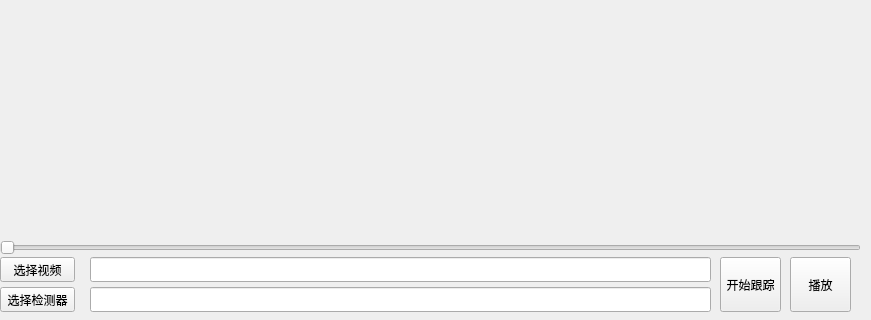
wshuo97/PyQt5Video, file BaseWindow.ui: the form before one commit; both pictures show x 0 to 871 and y 192 to 512 of the 871 by 512 pixel window.
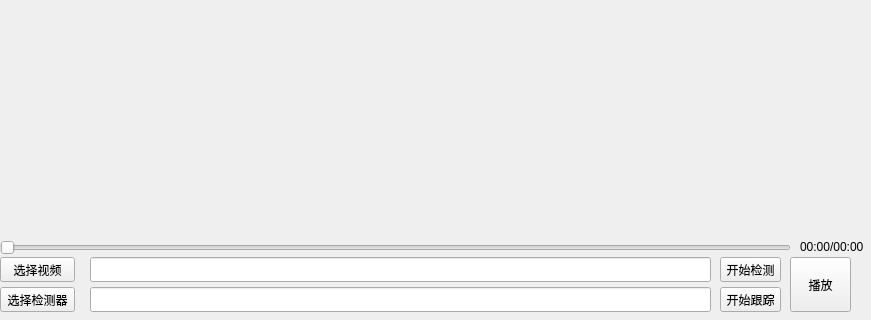
The form after the commit.

Patch:
```diff
--- a/BaseWindow.ui
+++ b/BaseWindow.ui
@@ -67,9 +67,9 @@
     <property name="geometry">
      <rect>
       <x>720</x>
-      <y>430</y>
+      <y>460</y>
       <width>61</width>
-      <height>55</height>
+      <height>25</height>
      </rect>
     </property>
     <property name="text">
@@ -91,7 +91,7 @@
      <rect>
       <x>0</x>
       <y>410</y>
-      <width>861</width>
+      <width>791</width>
       <height>22</height>
      </rect>
     </property>
@@ -122,6 +122,32 @@
      <string>播放</string>
     </property>
    </widget>
+   <widget class="QPushButton" name="startDetecting">
+    <property name="geometry">
+     <rect>
+      <x>720</x>
+      <y>430</y>
+      <width>61</width>
+      <height>25</height>
+     </rect>
+    </property>
+    <property name="text">
+     <string>开始检测</string>
+    </property>
+   </widget>
+   <widget class="QLabel" name="videoTimer">
+    <property name="geometry">
+     <rect>
+      <x>800</x>
+      <y>410</y>
+      <width>71</width>
+      <height>20</height>
+     </rect>
+    </property>
+    <property name="text">
+     <string>00:00/00:00</string>
+    </property>
+   </widget>
   </widget>
   <widget class="QMenuBar" name="menubar">
    <property name="geometry">
```
